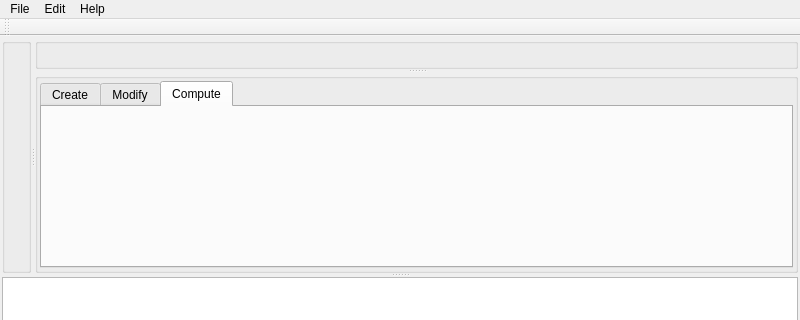
This is rationalcad/forms/window_main.ui in freemancw/rationalcad as Qt 5 draws it before an edit; both pictures show x 0 to 800 and y 0 to 320 of the 800 by 604 pixel window. The edited form follows.
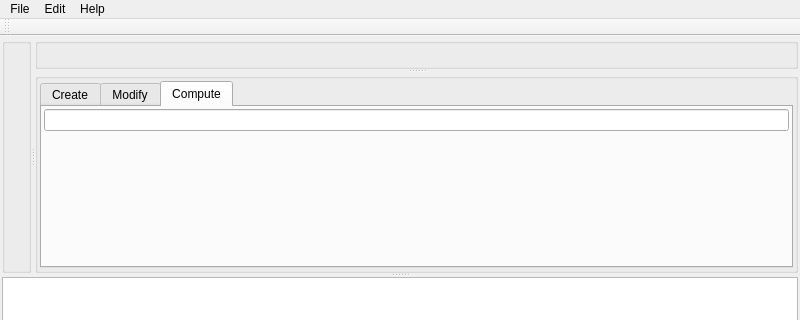
This is the edited form. Icons and pictures are not drawn.

Commit message: added text field for selected description, added list of selected objects

```diff
--- a/rationalcad/forms/window_main.ui
+++ b/rationalcad/forms/window_main.ui
@@ -287,7 +287,39 @@
              <attribute name="title">
               <string>Compute</string>
              </attribute>
-             <layout class="QGridLayout" name="gridLayout_7"/>
+             <layout class="QGridLayout" name="gridLayout_7">
+              <property name="leftMargin">
+               <number>2</number>
+              </property>
+              <property name="topMargin">
+               <number>2</number>
+              </property>
+              <property name="rightMargin">
+               <number>2</number>
+              </property>
+              <property name="bottomMargin">
+               <number>2</number>
+              </property>
+              <property name="spacing">
+               <number>2</number>
+              </property>
+              <item row="0" column="0">
+               <widget class="QLineEdit" name="selection_description"/>
+              </item>
+              <item row="1" column="0">
+               <spacer name="verticalSpacer">
+                <property name="orientation">
+                 <enum>Qt::Vertical</enum>
+                </property>
+                <property name="sizeHint" stdset="0">
+                 <size>
+                  <width>20</width>
+                  <height>40</height>
+                 </size>
+                </property>
+               </spacer>
+              </item>
+             </layout>
             </widget>
            </widget>
           </item>
```
The commit also changes 2 other files.
